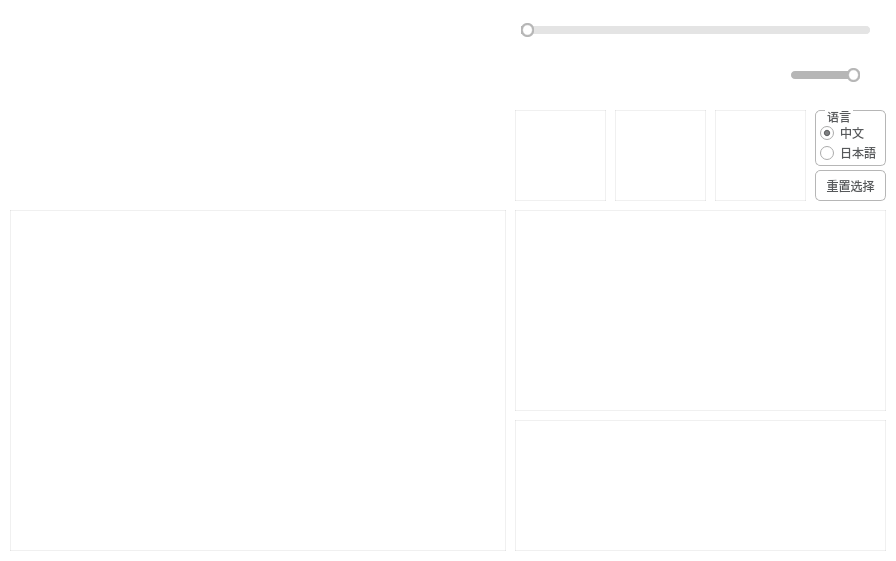
The window that mainwindow.ui (IDKiro/Xenoblade2Voice) describes before a commit, drawn with Qt 5.
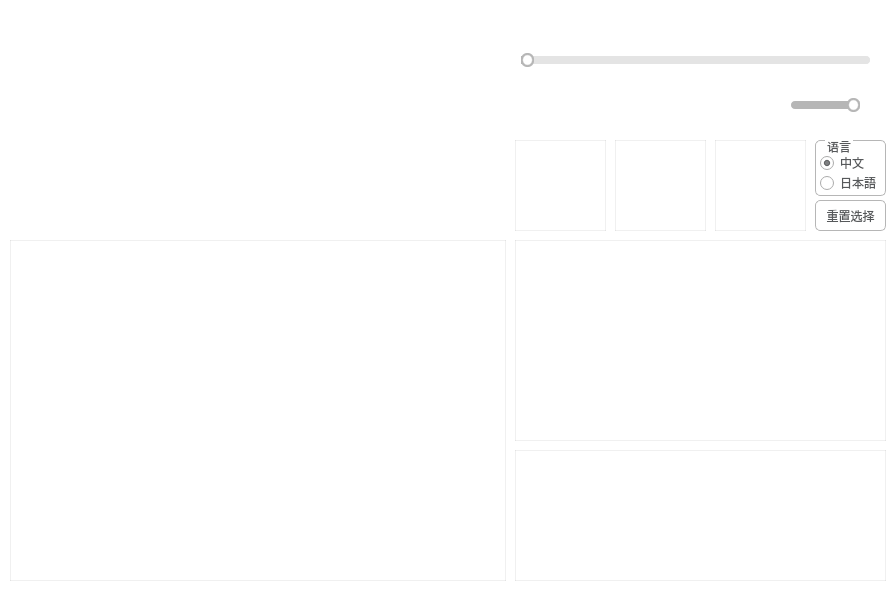
The same window after the commit. Icons and pictures are not drawn. Custom widgets are drawn as their Qt base class.

What changed in the file:
```diff
--- a/mainwindow.ui
+++ b/mainwindow.ui
@@ -7,7 +7,7 @@
     <x>0</x>
     <y>0</y>
     <width>896</width>
-    <height>561</height>
+    <height>591</height>
    </rect>
   </property>
   <property name="sizePolicy">
@@ -660,7 +660,7 @@
     <property name="geometry">
      <rect>
       <x>515</x>
-      <y>420</y>
+      <y>450</y>
       <width>371</width>
       <height>131</height>
      </rect>
@@ -696,7 +696,7 @@
     <property name="geometry">
      <rect>
       <x>0</x>
-      <y>0</y>
+      <y>30</y>
       <width>512</width>
       <height>200</height>
      </rect>
@@ -718,9 +718,9 @@
     <property name="geometry">
      <rect>
       <x>510</x>
-      <y>50</y>
+      <y>80</y>
       <width>191</width>
-      <height>51</height>
+      <height>56</height>
      </rect>
     </property>
     <layout class="QHBoxLayout" name="horizontalLayout">
@@ -838,7 +838,7 @@
     <property name="geometry">
      <rect>
       <x>730</x>
-      <y>50</y>
+      <y>80</y>
       <width>141</width>
       <height>51</height>
      </rect>
@@ -911,7 +911,7 @@
     <property name="geometry">
      <rect>
       <x>10</x>
-      <y>210</y>
+      <y>240</y>
       <width>496</width>
       <height>341</height>
      </rect>
@@ -965,7 +965,7 @@
     <property name="geometry">
      <rect>
       <x>515</x>
-      <y>110</y>
+      <y>140</y>
       <width>91</width>
       <height>91</height>
      </rect>
@@ -987,7 +987,7 @@
     <property name="geometry">
      <rect>
       <x>615</x>
-      <y>110</y>
+      <y>140</y>
       <width>91</width>
       <height>91</height>
      </rect>
@@ -1009,7 +1009,7 @@
     <property name="geometry">
      <rect>
       <x>715</x>
-      <y>110</y>
+      <y>140</y>
       <width>91</width>
       <height>91</height>
      </rect>
@@ -1031,7 +1031,7 @@
     <property name="geometry">
      <rect>
       <x>815</x>
-      <y>110</y>
+      <y>140</y>
       <width>71</width>
       <height>56</height>
      </rect>
@@ -1073,7 +1073,7 @@
     <property name="geometry">
      <rect>
       <x>815</x>
-      <y>170</y>
+      <y>200</y>
       <width>71</width>
       <height>31</height>
      </rect>
@@ -1086,7 +1086,7 @@
     <property name="geometry">
      <rect>
       <x>510</x>
-      <y>10</y>
+      <y>40</y>
       <width>371</width>
       <height>42</height>
      </rect>
@@ -1117,7 +1117,7 @@
     <property name="geometry">
      <rect>
       <x>515</x>
-      <y>210</y>
+      <y>240</y>
       <width>371</width>
       <height>201</height>
      </rect>
@@ -1152,6 +1152,109 @@
      <number>-1</number>
     </property>
    </widget>
+   <widget class="FrameTitleBar" name="frame_title">
+    <property name="geometry">
+     <rect>
+      <x>0</x>
+      <y>0</y>
+      <width>896</width>
+      <height>30</height>
+     </rect>
+    </property>
+    <property name="styleSheet">
+     <string notr="true">border-color: rgba(255, 255, 255, 0);</string>
+    </property>
+    <widget class="QPushButton" name="pushButton_close">
+     <property name="geometry">
+      <rect>
+       <x>866</x>
+       <y>0</y>
+       <width>30</width>
+       <height>30</height>
+      </rect>
+     </property>
+     <property name="styleSheet">
+      <string notr="true">QPushButton {
+border-color: rgba(255, 255, 255, 0);
+background-color: rgba(255, 255, 255, 0);
+}
+
+QPushButton:hover {
+border-color: rgba(255, 255, 255, 0);
+background-color: rgb(255, 63, 63);
+}
+
+QPushButton:pressed {
+border-color: rgba(255, 255, 255, 0);
+background-color: rgb(255, 63, 63);
+}
+</string>
+     </property>
+     <property name="text">
+      <string/>
+     </property>
+     <property name="icon">
+      <iconset>
+       <normaloff>resource/icon/close.png</normaloff>resource/icon/close.png</iconset>
+     </property>
+     <property name="iconSize">
+      <size>
+       <width>16</width>
+       <height>16</height>
+      </size>
+     </property>
+    </widget>
+    <widget class="QPushButton" name="pushButton_min">
+     <property name="geometry">
+      <rect>
+       <x>836</x>
+       <y>0</y>
+       <width>30</width>
+       <height>30</height>
+      </rect>
+     </property>
+     <property name="styleSheet">
+      <string notr="true">QPushButton {
+border-color: rgba(255, 255, 255, 0);
+background-color: rgba(255, 255, 255, 0);
+}
+
+QPushButton:hover {
+border-color: rgba(255, 255, 255, 0);
+background-color: rgba(0, 0, 0, 31);
+}
+
+QPushButton:pressed {
+border-color: rgba(255, 255, 255, 0);
+background-color: rgba(0, 0, 0, 31);
+}
+</string>
+     </property>
+     <property name="text">
+      <string/>
+     </property>
+     <property name="icon">
+      <iconset>
+       <normaloff>resource/icon/minus.png</normaloff>resource/icon/minus.png</iconset>
+     </property>
+     <property name="iconSize">
+      <size>
+       <width>16</width>
+       <height>16</height>
+      </size>
+     </property>
+    </widget>
+   </widget>
+   <widget class="QWidget" name="widget" native="true">
+    <property name="geometry">
+     <rect>
+      <x>300</x>
+      <y>790</y>
+      <width>120</width>
+      <height>80</height>
+     </rect>
+    </property>
+   </widget>
   </widget>
   <action name="actionxunhuan">
    <property name="text">
@@ -1210,6 +1313,14 @@
   </action>
  </widget>
  <layoutdefault spacing="6" margin="11"/>
+ <customwidgets>
+  <customwidget>
+   <class>FrameTitleBar</class>
+   <extends>QFrame</extends>
+   <header>frametitlebar.h</header>
+   <container>1</container>
+  </customwidget>
+ </customwidgets>
  <resources/>
  <connections/>
  <slots>
```
